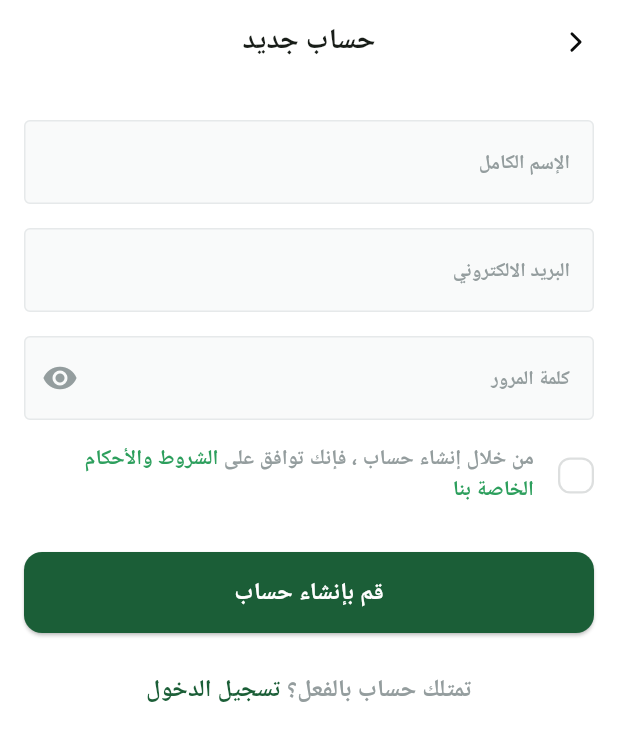
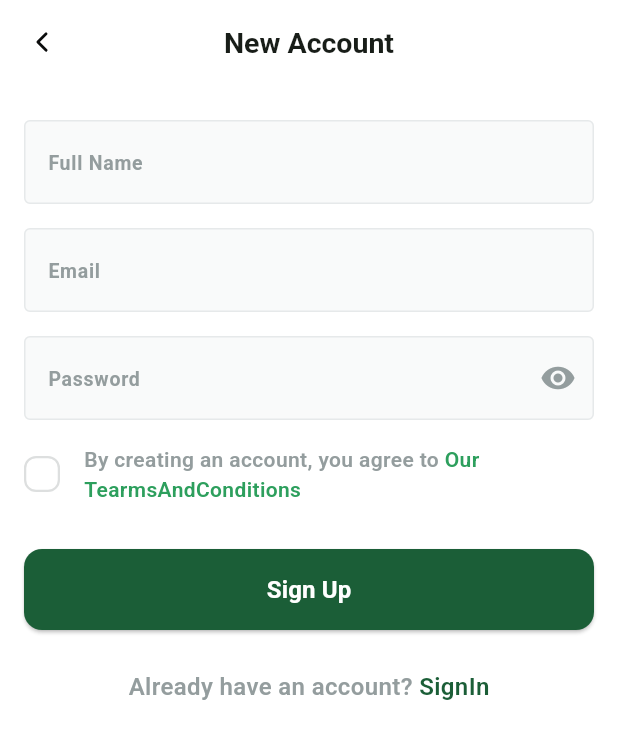
Before and after one commit to HamzaAlwajeeh/Fruits-Hub, a Flutter app: the SignUpView screen opened by its route, on a phone screen of 412 x 824 dp. Shown: the top 741 px of the screen. Run offline on Flutter 3.47's test engine with Material 3 defaults, Android fonts, the phone set to English and light mode, and no system bars; our stand-ins replace dots_indicator, flutter_svg, shared_preferences; accounts and stored records are empty.

Commit message:
Add localization support for terms and conditions text

```diff
--- a/lib/Features/auth/presentation/views/widgets/tearms_and_conditions_text.dart
+++ b/lib/Features/auth/presentation/views/widgets/tearms_and_conditions_text.dart
@@ -1,6 +1,8 @@
 import 'package:flutter/material.dart';
+import 'package:fruits_hub/core/helper/functions/check_current_language.dart';
 import 'package:fruits_hub/core/utils/app_colors.dart';
 import 'package:fruits_hub/core/utils/app_text_styles.dart';
+import 'package:fruits_hub/generated/l10n.dart';
 
 class TearmsAndConditionsText extends StatelessWidget {
   const TearmsAndConditionsText({super.key});
@@ -11,19 +13,25 @@ class TearmsAndConditionsText extends StatelessWidget {
       TextSpan(
         children: [
           TextSpan(
-            text: 'من خلال إنشاء حساب ، فإنك توافق على ',
+            text: S.of(context).TearmsAndConditions1,
             style: TextStyles.semiBold14.copyWith(
               color: AppColors.textgreyColor,
             ),
           ),
           TextSpan(
-            text: 'الشروط والأحكام ',
+            text:
+                chickCurrentLanguage() == 'ar'
+                    ? S.of(context).TearmsAndConditions2
+                    : S.of(context).TearmsAndConditions3,
             style: TextStyles.semiBold14.copyWith(
               color: AppColors.lightprimaryColor,
             ),
           ),
           TextSpan(
-            text: 'الخاصة بنا',
+            text:
+                chickCurrentLanguage() == 'ar'
+                    ? S.of(context).TearmsAndConditions3
+                    : S.of(context).TearmsAndConditions2,
             style: TextStyles.semiBold14.copyWith(
               color: AppColors.lightprimaryColor,
             ),
--- a/lib/l10n/intl_ar.arb
+++ b/lib/l10n/intl_ar.arb
@@ -22,5 +22,8 @@
 
     "NewAccount" : "حساب جديد",
     "FullName" : "الإسم الكامل",
+    "TearmsAndConditions1" : "من خلال إنشاء الحساب ، فإنك تتوافق على ",
+    "TearmsAndConditions2" : "الشروط والاحكام ",
+    "TearmsAndConditions3" : "الخاصة بنا ",
     "AlreadyHaveAnAccount" : "تمتلك حساب بالفعل؟ "
 }
--- a/lib/l10n/intl_en.arb
+++ b/lib/l10n/intl_en.arb
@@ -13,7 +13,7 @@
     "Password" : "Password",
     "ForgotPassword" : "Forgot Your Password? ",
     "DontHaveAccount" : "Don't have an account? ",
-    "Or" : "Or",
+    "Or" : "OR",
     "SignUp" : "Sign Up",
     "ContinueWithGoogle" : "Continue with Google",
     "ContinueWithApple" : "Continue with Apple",
@@ -21,6 +21,9 @@
 
     "NewAccount" : "New Account",
     "FullName" : "Full Name",
+    "TearmsAndConditions1" : "By creating an account, you agree to ",
+    "TearmsAndConditions2" : "TearmsAndConditions",
+    "TearmsAndConditions3" : "Our ",
     "AlreadyHaveAnAccount" : "Already have an account? "
 
 }
--- a/lib/main.dart
+++ b/lib/main.dart
@@ -21,7 +21,7 @@ class FruitsHub extends StatelessWidget {
   @override
   Widget build(BuildContext context) {
     return MaterialApp(
-      locale: Locale('ar'),
+      locale: Locale('en'),
       localizationsDelegates: [
         S.delegate,
         GlobalMaterialLocalizations.delegate,
```
Also changed, not shown: lib/generated/intl/messages_ar.dart, lib/generated/intl/messages_en.dart, lib/generated/l10n.dart.
